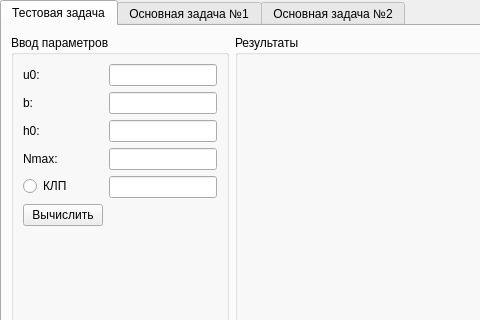
The window that NumMethLab1/app/mainwindow.ui (oleg-w570/NumericalMethods) describes before a commit, drawn with Qt 5; both pictures show x 0 to 480 and y 0 to 320 of the 1066 by 641 pixel window.
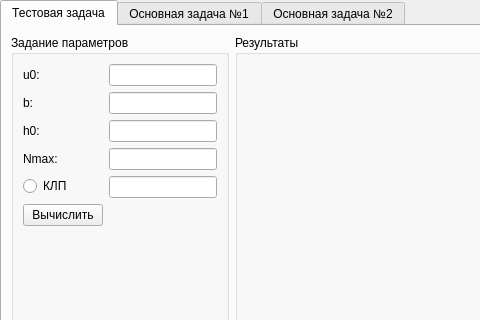
The same window after the commit. The open tabs and pages were chosen to show the change. Custom widgets are drawn as their Qt base class.

Patch:
```diff
--- a/NumMethLab1/app/mainwindow.ui
+++ b/NumMethLab1/app/mainwindow.ui
@@ -49,7 +49,7 @@
            </sizepolicy>
           </property>
           <property name="title">
-           <string>Ввод параметров</string>
+           <string>Задание параметров</string>
           </property>
           <layout class="QFormLayout" name="formLayout">
            <item row="0" column="0">
```
Left out of the diff: 2 changed lines with no effect on the pictures.
